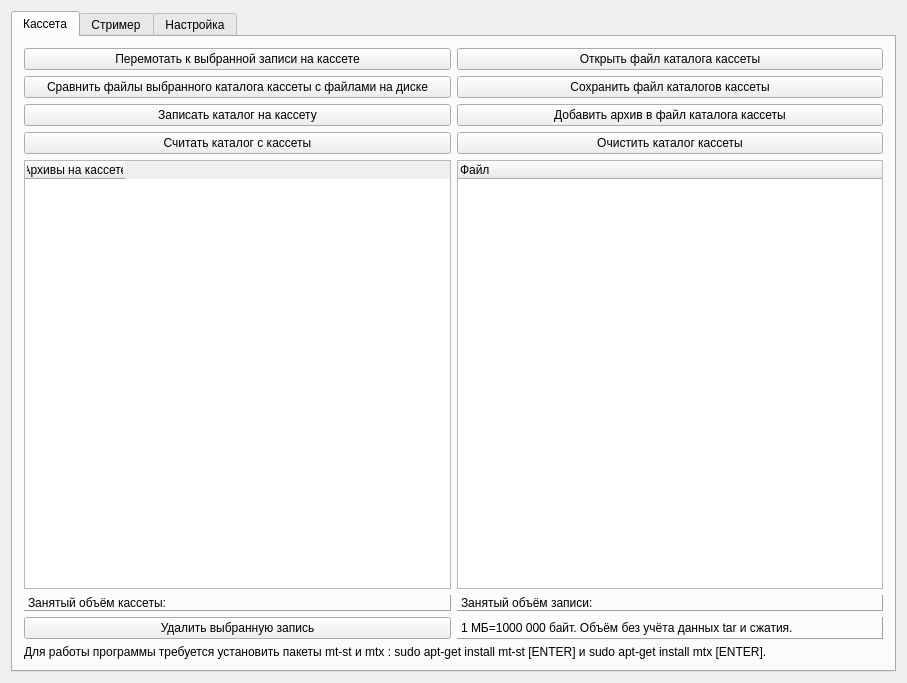
First picture: the form in StreamerControl/cmainwindow.ui, repository da-nie/StreamerControl, before the edit.
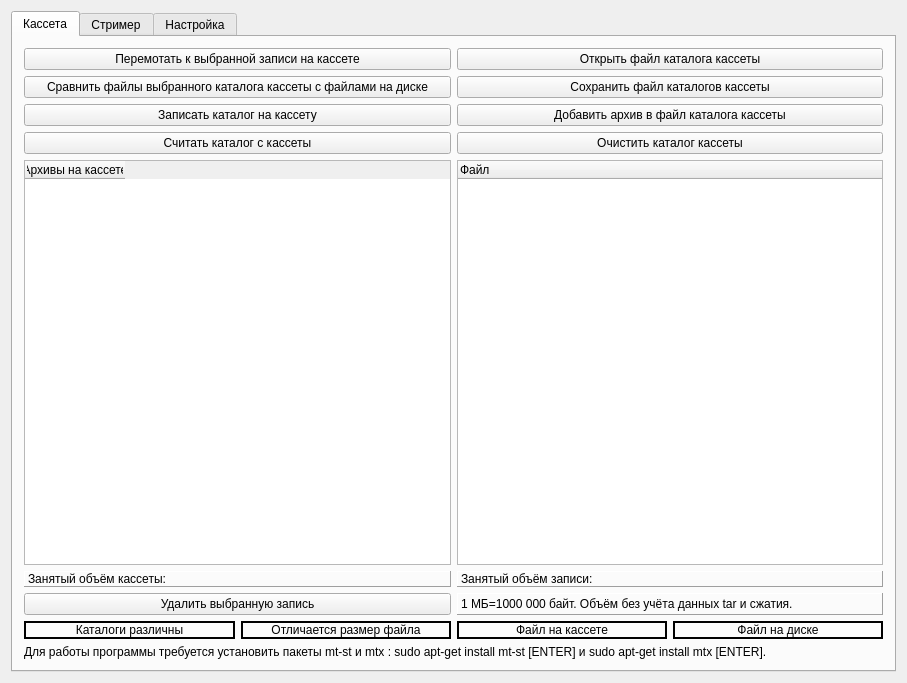
Second picture: the form after the edit.

```diff
--- a/StreamerControl/cmainwindow.ui
+++ b/StreamerControl/cmainwindow.ui
@@ -162,6 +162,69 @@
             </property>
            </widget>
           </item>
+          <item row="11" column="0">
+           <layout class="QHBoxLayout" name="horizontalLayout_5">
+            <item>
+             <widget class="QLabel" name="qLabel_DirerctoryNotEquivalent">
+              <property name="frameShape">
+               <enum>QFrame::WinPanel</enum>
+              </property>
+              <property name="text">
+               <string>Каталоги различны</string>
+              </property>
+              <property name="alignment">
+               <set>Qt::AlignCenter</set>
+              </property>
+             </widget>
+            </item>
+            <item>
+             <widget class="QLabel" name="qLabel_LengthError">
+              <property name="frameShape">
+               <enum>QFrame::WinPanel</enum>
+              </property>
+              <property name="text">
+               <string>Отличается размер файла</string>
+              </property>
+              <property name="alignment">
+               <set>Qt::AlignCenter</set>
+              </property>
+             </widget>
+            </item>
+           </layout>
+          </item>
+          <item row="11" column="1">
+           <layout class="QHBoxLayout" name="horizontalLayout_6">
+            <item>
+             <widget class="QLabel" name="qLabel_OnlyInRecord">
+              <property name="frameShape">
+               <enum>QFrame::WinPanel</enum>
+              </property>
+              <property name="text">
+               <string>Файл на кассете</string>
+              </property>
+              <property name="textFormat">
+               <enum>Qt::AutoText</enum>
+              </property>
+              <property name="alignment">
+               <set>Qt::AlignCenter</set>
+              </property>
+             </widget>
+            </item>
+            <item>
+             <widget class="QLabel" name="qLabel_OnlyInHDD">
+              <property name="frameShape">
+               <enum>QFrame::WinPanel</enum>
+              </property>
+              <property name="text">
+               <string>Файл на диске</string>
+              </property>
+              <property name="alignment">
+               <set>Qt::AlignCenter</set>
+              </property>
+             </widget>
+            </item>
+           </layout>
+          </item>
          </layout>
         </item>
         <item row="1" column="0">
```
Left out of the diff: 2 changed lines with no effect on the pictures.
